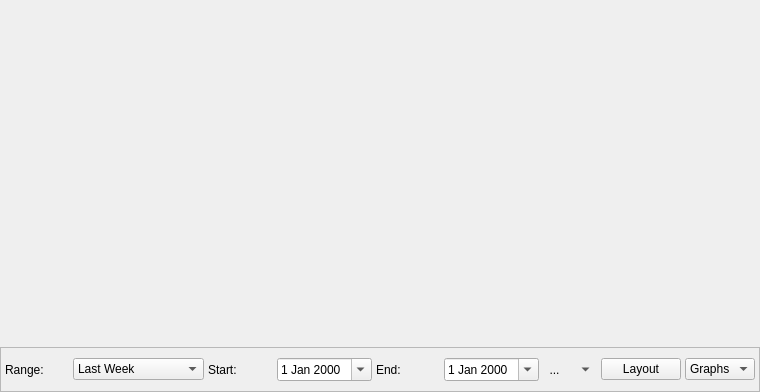
The window that oscar/overview.ui (littleyoda/oscar) describes before a commit, drawn with Qt 5.
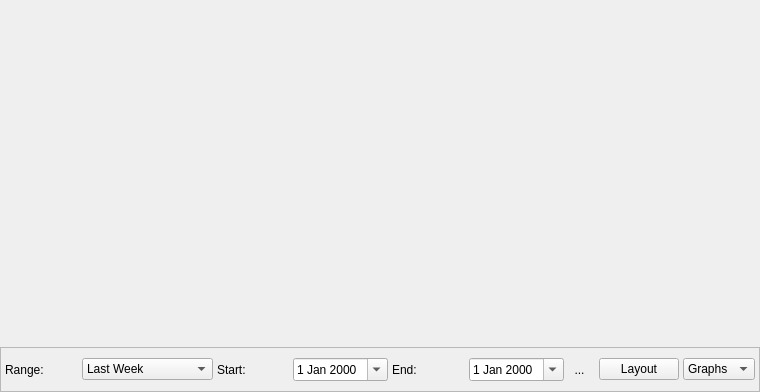
The same window after the commit. Icons and pictures are not drawn.

Commit message: removed unused toggle code and ui widget

The edit to the form file:
```diff
--- a/oscar/overview.ui
+++ b/oscar/overview.ui
@@ -224,41 +224,6 @@
       <item>
        <layout class="QHBoxLayout" name="dateLayout"/>
       </item>
-      <item>
-       <widget class="QToolButton" name="toggleVisibility">
-        <property name="toolTip">
-         <string>Toggle Graph Visibility</string>
-        </property>
-        <property name="styleSheet">
-         <string notr="true">QToolButton {
- background: transparent;
- border-radius: 8px;
- border: 2px solid transparent;
-}
-
-QToolButton:hover {
- border: 2px solid #456789;
-}
-
-QToolButton:pressed {
- border: 2px solid #456789;
- background-color: #89abcd;
-}</string>
-        </property>
-        <property name="text">
-         <string notr="true">...</string>
-        </property>
-        <property name="checkable">
-         <bool>true</bool>
-        </property>
-        <property name="autoRaise">
-         <bool>true</bool>
-        </property>
-        <property name="arrowType">
-         <enum>Qt::DownArrow</enum>
-        </property>
-       </widget>
-      </item>
       <item>
        <widget class="QPushButton" name="layout">
         <property name="text">
```
The commit also changes 2 other files.
